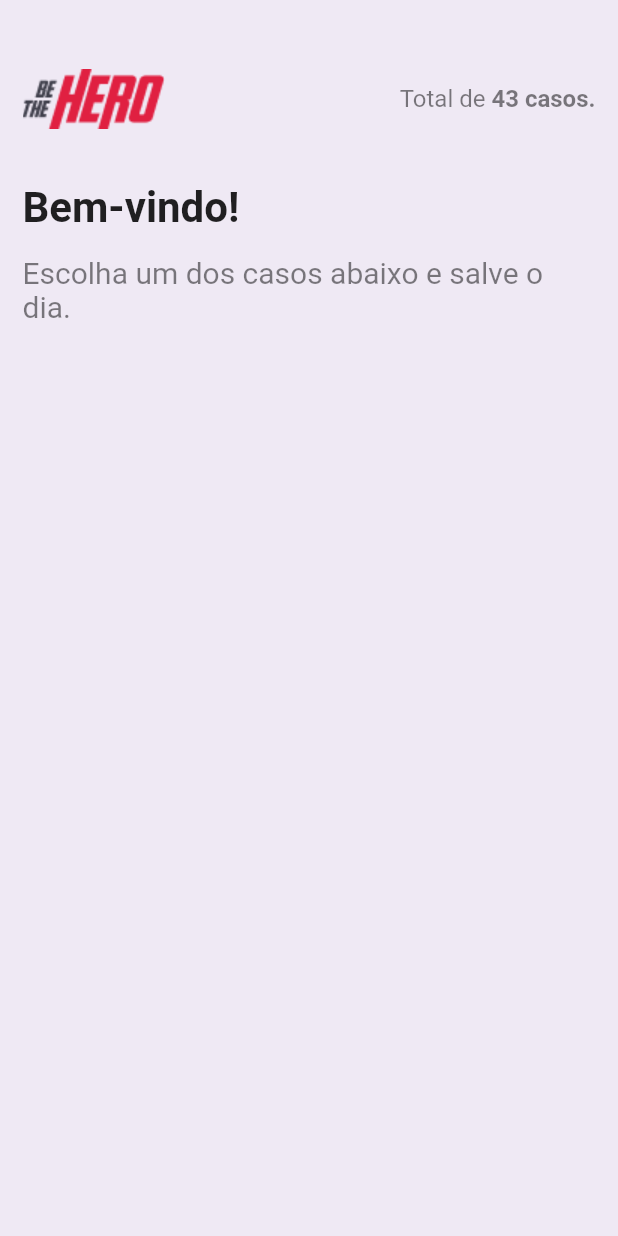
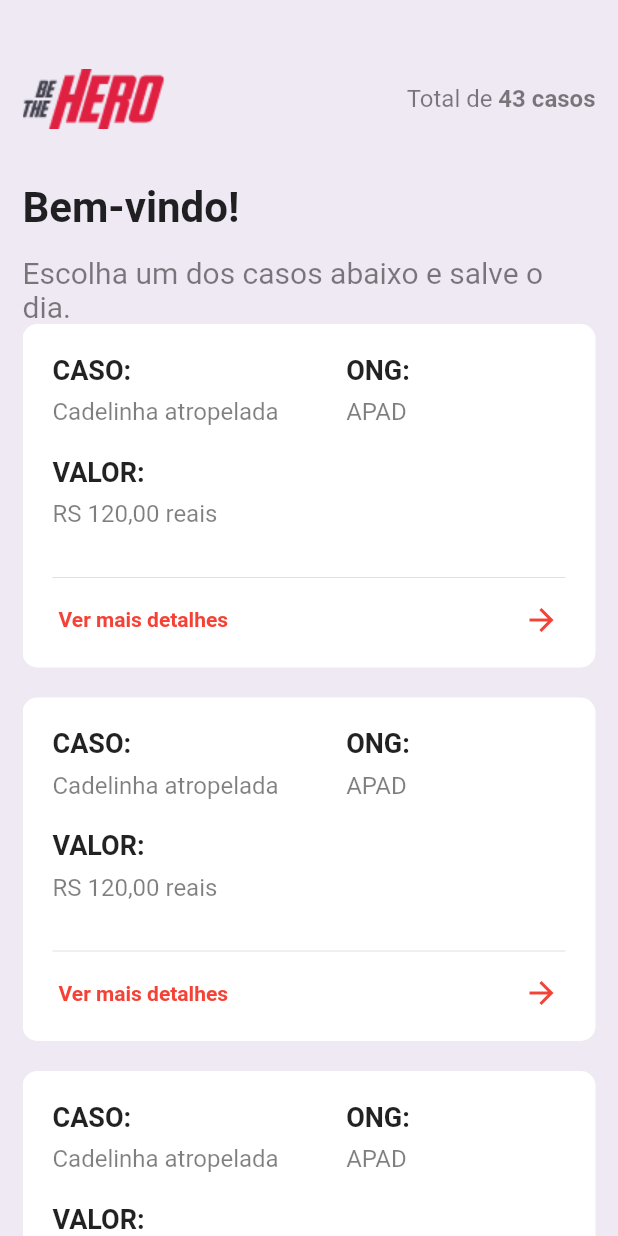
Before and after one commit to FavoriteProjects/be-the-hero-flutter, a Flutter app: the screen it shows after launch, on a phone screen of 412 x 824 dp. Run offline on Flutter 3.47's test engine with Material 2 defaults, Android fonts, the phone set to English and light mode, and no system bars.

Commit message:
:construction: added list and items

```diff
--- a/lib/ui/screens/home_screen.dart
+++ b/lib/ui/screens/home_screen.dart
@@ -1,3 +1,4 @@
+import 'package:be_the_hero/ui/widgets/hero_list.dart';
 import 'package:flutter/material.dart';
 
 import '../widgets/hero_text.dart';
@@ -26,7 +27,7 @@ class HomeScreen extends StatelessWidget {
                     ),
                     children: <TextSpan>[
                       TextSpan(
-                        text: '43 casos.',
+                        text: '43 casos',
                         style: TextStyle(
                           fontSize: 16.0,
                           fontWeight: FontWeight.bold,
@@ -57,6 +58,9 @@ class HomeScreen extends StatelessWidget {
                 ],
               ),
             ),
+            Expanded(
+              child: HeroList(),
+            ),
           ],
         ),
       ),
--- a/lib/ui/widgets/hero_item.dart
+++ b/lib/ui/widgets/hero_item.dart
@@ -1,29 +1,87 @@
 import 'package:flutter/material.dart';
+
+import 'hero_text.dart';
 
 class HeroItem extends StatelessWidget {
   @override
   Widget build(BuildContext context) {
     return Container(
+      decoration: BoxDecoration(
+        color: Colors.white,
+        borderRadius: BorderRadiusDirectional.circular(10.0),
+      ),
+      child: Padding(
+        padding: EdgeInsets.all(20.0),
         child: Column(
           children: <Widget>[
             Row(
+              mainAxisAlignment: MainAxisAlignment.start,
               children: <Widget>[
-              Column(
-                children: <Widget>[
-                  Text('CASO'),
-                  Text('Cadelinha atroleada'),
+                _textItem(
+                  title: 'CASO:',
+                  text: 'Cadelinha atropelada',
+                ),
+                SizedBox(width: 45.0),
+                _textItem(
+                  title: 'ONG:',
+                  text: 'APAD',
+                ),
               ],
             ),
-              Column(
+            SizedBox(height: 20.0),
+            Row(
               children: <Widget>[
-                  Text('CASO'),
-                  Text('Cadelinha atroleada'),
+                _textItem(
+                  title: 'VALOR:',
+                  text: 'RS 120,00 reais',
+                ),
               ],
             ),
-            ],
+            SizedBox(height: 25.0),
+            Divider(),
+            Padding(
+              padding: EdgeInsets.only(
+                top: 8.0,
+                left: 4.0,
+                right: 4.0,
+              ),
+              child: Row(
+                mainAxisAlignment: MainAxisAlignment.spaceBetween,
+                children: <Widget>[
+                  HeroText(
+                    text: 'Ver mais detalhes',
+                    bold: true,
+                    color: Theme.of(context).primaryColor,
+                  ),
+                  Icon(
+                    Icons.arrow_forward,
+                    color: Theme.of(context).primaryColor,
                   )
                 ],
               ),
+            )
+          ],
+        ),
+      ),
+    );
+  }
+
+  Widget _textItem({String title, String text}) {
+    return Column(
+      crossAxisAlignment: CrossAxisAlignment.start,
+      children: <Widget>[
+        HeroText(
+          text: title ?? '',
+          bold: true,
+          size: 18.0,
+        ),
+        SizedBox(height: 8.0),
+        HeroText(
+          text: text ?? '',
+          size: 16.0,
+          color: Colors.black.withOpacity(0.5),
+        ),
+      ],
     );
   }
 }
--- a/lib/ui/widgets/hero_list.dart
+++ b/lib/ui/widgets/hero_list.dart
@@ -6,7 +6,10 @@ class HeroList extends StatelessWidget {
   Widget build(BuildContext context) {
     return ListView.builder(
       itemCount: 5,
-      itemBuilder: (context, index) => HeroItem(),
+      itemBuilder: (context, index) => Padding(
+        padding: EdgeInsets.only(bottom: 20.0),
+        child: HeroItem(),
+      ),
     );
   }
 }
```
Lines whose indentation alone changed are shown as unchanged.
